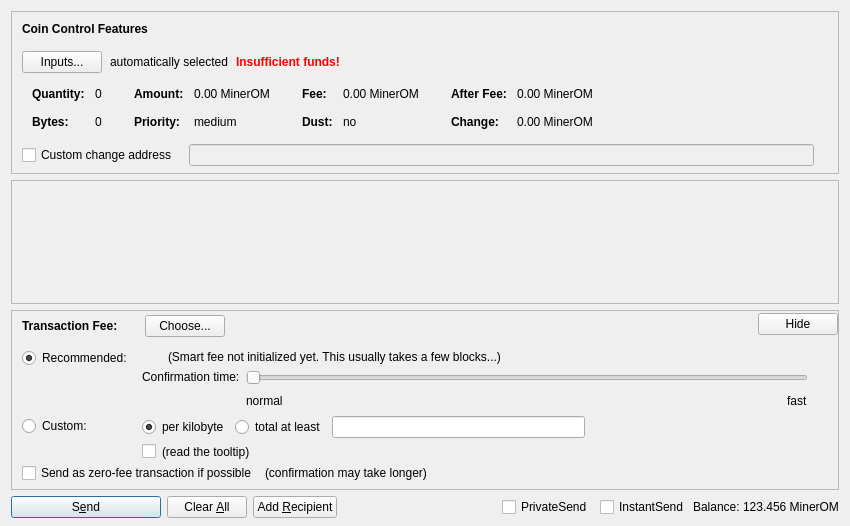
The window that src/qt/forms/sendcoinsdialog.ui (worldmint/MinerOM) describes before a commit, drawn with Qt 5.
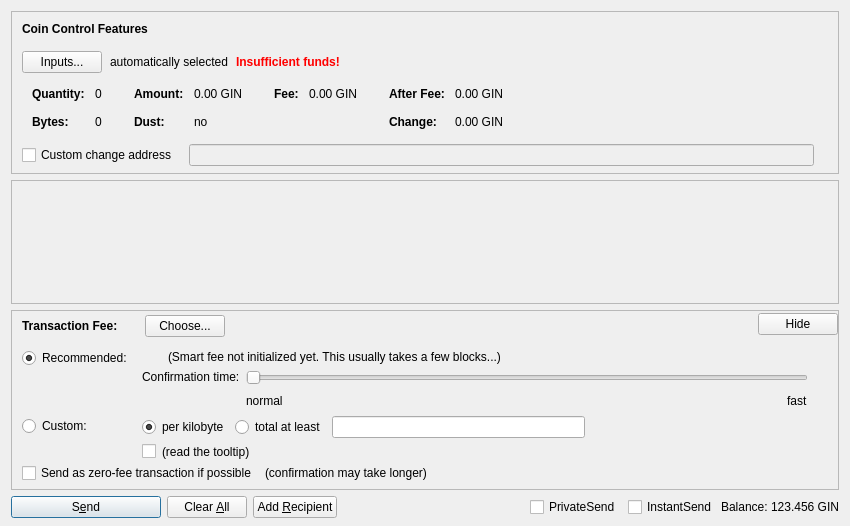
The same window after the commit. Custom widgets are drawn as their Qt base class.

```diff
--- a/src/qt/forms/sendcoinsdialog.ui
+++ b/src/qt/forms/sendcoinsdialog.ui
@@ -324,7 +324,7 @@
                   <enum>Qt::ActionsContextMenu</enum>
                  </property>
                  <property name="text">
-                  <string notr="true">0.00 MinerOM</string>
+                  <string notr="true">0.00 GIN</string>
                  </property>
                  <property name="textInteractionFlags">
                   <set>Qt::LinksAccessibleByMouse|Qt::TextSelectableByKeyboard|Qt::TextSelectableByMouse</set>
@@ -332,7 +332,7 @@
                 </widget>
                </item>
                <item row="1" column="0">
-                <widget class="QLabel" name="labelCoinControlPriorityText">
+                <widget class="QLabel" name="labelCoinControlLowOutputText">
                  <property name="font">
                   <font>
                    <weight>75</weight>
@@ -340,12 +340,12 @@
                   </font>
                  </property>
                  <property name="text">
-                  <string>Priority:</string>
+                  <string>Dust:</string>
                  </property>
                 </widget>
                </item>
                <item row="1" column="1">
-                <widget class="QLabel" name="labelCoinControlPriority">
+                <widget class="QLabel" name="labelCoinControlLowOutput">
                  <property name="cursor">
                   <cursorShape>IBeamCursor</cursorShape>
                  </property>
@@ -353,7 +353,7 @@
                   <enum>Qt::ActionsContextMenu</enum>
                  </property>
                  <property name="text">
-                  <string>medium</string>
+                  <string notr="true">no</string>
                  </property>
                  <property name="textInteractionFlags">
                   <set>Qt::LinksAccessibleByMouse|Qt::TextSelectableByKeyboard|Qt::TextSelectableByMouse</set>
@@ -404,43 +404,14 @@
                   <enum>Qt::ActionsContextMenu</enum>
                  </property>
                  <property name="text">
-                  <string notr="true">0.00 MinerOM</string>
+                  <string notr="true">0.00 GIN</string>
                  </property>
                  <property name="textInteractionFlags">
                   <set>Qt::LinksAccessibleByMouse|Qt::TextSelectableByKeyboard|Qt::TextSelectableByMouse</set>
                  </property>
                 </widget>
                </item>
-               <item row="1" column="0">
-                <widget class="QLabel" name="labelCoinControlLowOutputText">
-                 <property name="font">
-                  <font>
-                   <weight>75</weight>
-                   <bold>true</bold>
-                  </font>
-                 </property>
-                 <property name="text">
-                  <string>Dust:</string>
-                 </property>
-                </widget>
-               </item>
-               <item row="1" column="1">
-                <widget class="QLabel" name="labelCoinControlLowOutput">
-                 <property name="cursor">
-                  <cursorShape>IBeamCursor</cursorShape>
-                 </property>
-                 <property name="contextMenuPolicy">
-                  <enum>Qt::ActionsContextMenu</enum>
-                 </property>
-                 <property name="text">
-                  <string>no</string>
-                 </property>
-                 <property name="textInteractionFlags">
-                  <set>Qt::LinksAccessibleByMouse|Qt::TextSelectableByKeyboard|Qt::TextSelectableByMouse</set>
-                 </property>
-                </widget>
-               </item>
-              </layout>
+             </layout>
              </item>
              <item>
               <layout class="QFormLayout" name="formLayoutCoinControl4">
@@ -484,7 +455,7 @@
                   <enum>Qt::ActionsContextMenu</enum>
                  </property>
                  <property name="text">
-                  <string notr="true">0.00 MinerOM</string>
+                  <string notr="true">0.00 GIN</string>
                  </property>
                  <property name="textInteractionFlags">
                   <set>Qt::LinksAccessibleByMouse|Qt::TextSelectableByKeyboard|Qt::TextSelectableByMouse</set>
@@ -513,7 +484,7 @@
                   <enum>Qt::ActionsContextMenu</enum>
                  </property>
                  <property name="text">
-                  <string notr="true">0.00 MinerOM</string>
+                  <string notr="true">0.00 GIN</string>
                  </property>
                  <property name="textInteractionFlags">
                   <set>Qt::LinksAccessibleByMouse|Qt::TextSelectableByKeyboard|Qt::TextSelectableByMouse</set>
@@ -1366,7 +1337,7 @@
           <cursorShape>IBeamCursor</cursorShape>
          </property>
          <property name="text">
-          <string notr="true">123.456 MinerOM</string>
+          <string notr="true">123.456 GIN</string>
          </property>
          <property name="textInteractionFlags">
           <set>Qt::LinksAccessibleByMouse|Qt::TextSelectableByKeyboard|Qt::TextSelectableByMouse</set>
```
Left out of the diff: 6 changed lines with no effect on the pictures.
